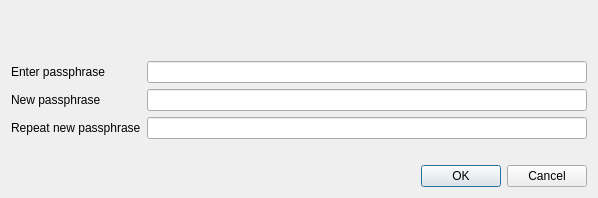
This is src/qt/forms/askpassphrasedialog.ui in CryptoHelp/PreminePlus as Qt 5 draws it before an edit. The edited form follows.
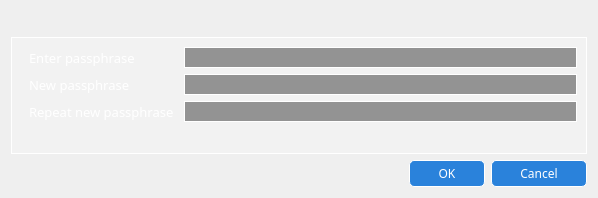
This is the edited form. Icons and pictures are not drawn.

```diff
--- a/src/qt/forms/askpassphrasedialog.ui
+++ b/src/qt/forms/askpassphrasedialog.ui
@@ -11,7 +11,7 @@
    </rect>
   </property>
   <property name="sizePolicy">
-   <sizepolicy hsizetype="Preferred" vsizetype="Minimum">
+   <sizepolicy hsizetype="Fixed" vsizetype="Fixed">
     <horstretch>0</horstretch>
     <verstretch>0</verstretch>
    </sizepolicy>
@@ -25,9 +25,15 @@
   <property name="windowTitle">
    <string>Passphrase Dialog</string>
   </property>
+  <property name="styleSheet">
+   <string notr="true">background: url(:/images/changepass);color:white;font-family:impact;</string>
+  </property>
   <layout class="QVBoxLayout" name="verticalLayout">
    <item>
     <widget class="QLabel" name="warningLabel">
+     <property name="styleSheet">
+      <string notr="true">background: none;</string>
+     </property>
      <property name="textFormat">
       <enum>Qt::RichText</enum>
      </property>
@@ -37,12 +43,25 @@
     </widget>
    </item>
    <item>
+    <widget class="QFrame" name="frame">
+     <property name="styleSheet">
+      <string notr="true">background: rgba(255,255,255,50);font-family:impact;border:1px solid white;</string>
+     </property>
     <layout class="QFormLayout" name="formLayout">
      <property name="fieldGrowthPolicy">
       <enum>QFormLayout::AllNonFixedFieldsGrow</enum>
      </property>
      <item row="0" column="0">
       <widget class="QLabel" name="passLabel1">
+        <property name="font">
+         <font>
+          <family>impact</family>
+          <pointsize>10</pointsize>
+         </font>
+        </property>
+        <property name="styleSheet">
+         <string notr="true">background: none;margin-left:5px;border:none;</string>
+        </property>
        <property name="text">
         <string>Enter passphrase</string>
        </property>
@@ -50,6 +69,9 @@
      </item>
      <item row="0" column="1">
       <widget class="QLineEdit" name="passEdit1">
+        <property name="styleSheet">
+         <string notr="true">background: rgba(0,0,0,100)</string>
+        </property>
        <property name="echoMode">
         <enum>QLineEdit::Password</enum>
        </property>
@@ -57,6 +79,15 @@
      </item>
      <item row="1" column="0">
       <widget class="QLabel" name="passLabel2">
+        <property name="font">
+         <font>
+          <family>impact</family>
+          <pointsize>10</pointsize>
+         </font>
+        </property>
+        <property name="styleSheet">
+         <string notr="true">background: none;margin-left:5px;border:none;</string>
+        </property>
        <property name="text">
         <string>New passphrase</string>
        </property>
@@ -64,6 +95,9 @@
      </item>
      <item row="1" column="1">
       <widget class="QLineEdit" name="passEdit2">
+        <property name="styleSheet">
+         <string notr="true">background: rgba(0,0,0,100)</string>
+        </property>
        <property name="echoMode">
         <enum>QLineEdit::Password</enum>
        </property>
@@ -71,6 +105,15 @@
      </item>
      <item row="2" column="0">
       <widget class="QLabel" name="passLabel3">
+        <property name="font">
+         <font>
+          <family>impact</family>
+          <pointsize>10</pointsize>
+         </font>
+        </property>
+        <property name="styleSheet">
+         <string notr="true">background: none;margin-left:5px;border:none;</string>
+        </property>
        <property name="text">
         <string>Repeat new passphrase</string>
        </property>
@@ -78,6 +121,9 @@
      </item>
      <item row="2" column="1">
       <widget class="QLineEdit" name="passEdit3">
+        <property name="styleSheet">
+         <string notr="true">background: rgba(0,0,0,100)</string>
+        </property>
        <property name="echoMode">
         <enum>QLineEdit::Password</enum>
        </property>
@@ -87,10 +133,12 @@
       <widget class="QLabel" name="capsLabel">
        <property name="font">
         <font>
-         <weight>75</weight>
-         <bold>true</bold>
-        </font>
-       </property>
+          <family>impact</family>
+         </font>
+        </property>
+        <property name="styleSheet">
+         <string notr="true">background:none;border:none;</string>
+        </property>
        <property name="text">
         <string/>
        </property>
@@ -100,15 +148,28 @@
       </widget>
      </item>
     </layout>
+    </widget>
    </item>
    <item>
     <widget class="QDialogButtonBox" name="buttonBox">
+     <property name="font">
+      <font>
+       <family>impact</family>
+       <pointsize>-1</pointsize>
+      </font>
+     </property>
+     <property name="styleSheet">
+      <string notr="true">background: #2a82db; color: white; border-radius: 5px; padding:4px 28px;border:1px solid white;font-size:12px</string>
+     </property>
      <property name="orientation">
       <enum>Qt::Horizontal</enum>
      </property>
      <property name="standardButtons">
       <set>QDialogButtonBox::Cancel|QDialogButtonBox::Ok</set>
      </property>
+     <property name="centerButtons">
+      <bool>false</bool>
+     </property>
     </widget>
    </item>
   </layout>
```
Left out of the diff: 4 changed lines with no effect on the pictures. Lines whose indentation alone changed are shown as unchanged.
